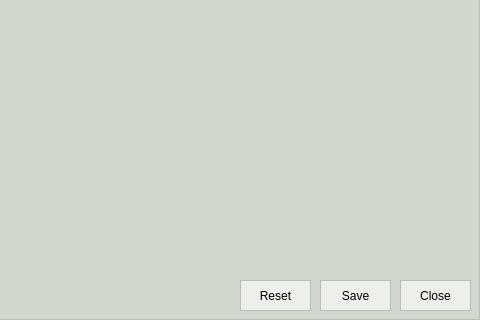
First picture: the form in pyanno4rt/gui/designs/settings_window.ui, repository pyanno4rt/pyanno4rt, before the edit; both pictures show x 440 to 920 and y 360 to 680 of the 920 by 680 pixel window.
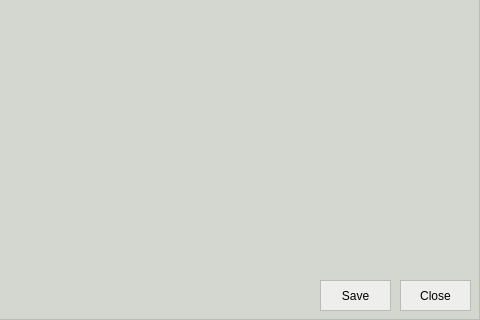
Second picture: the form after the edit. Icons and pictures are not drawn.

```diff
--- a/pyanno4rt/gui/designs/settings_window.ui
+++ b/pyanno4rt/gui/designs/settings_window.ui
@@ -257,28 +257,6 @@
      <string>Include dose-influence matrix</string>
     </property>
    </widget>
-   <widget class="QPushButton" name="reset_pbutton">
-    <property name="geometry">
-     <rect>
-      <x>680</x>
-      <y>640</y>
-      <width>71</width>
-      <height>31</height>
-     </rect>
-    </property>
-    <property name="cursor">
-     <cursorShape>PointingHandCursor</cursorShape>
-    </property>
-    <property name="styleSheet">
-     <string notr="true">color: rgb(0, 0, 0);
-background-color: rgb(238, 238, 236);
-border: 1px solid;
-border-color: rgb(186, 189, 182);</string>
-    </property>
-    <property name="text">
-     <string>Reset</string>
-    </property>
-   </widget>
    <widget class="QLabel" name="light_model_label">
     <property name="geometry">
      <rect>
```
Left out of the diff: 1 changed line with no effect on the pictures.
